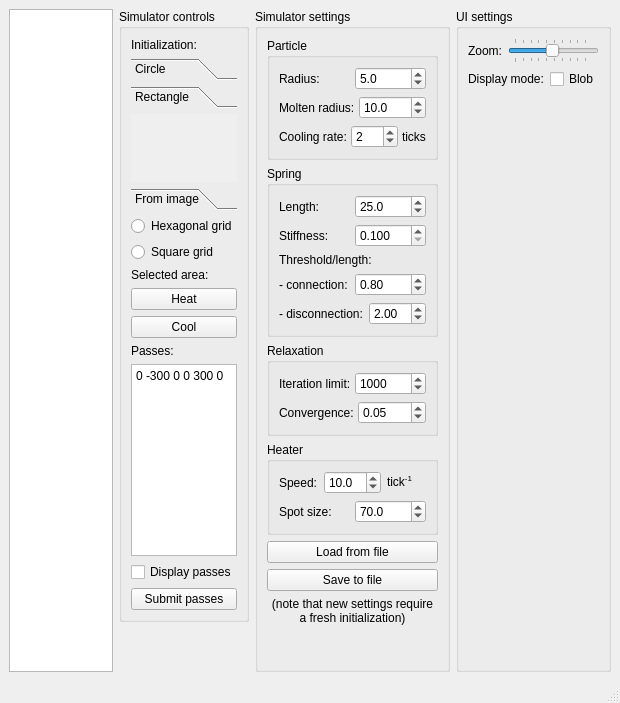
Above: simulator/ui/mainwindow.ui from dantrag/spring_simulator before the change. Below: the same form after it.
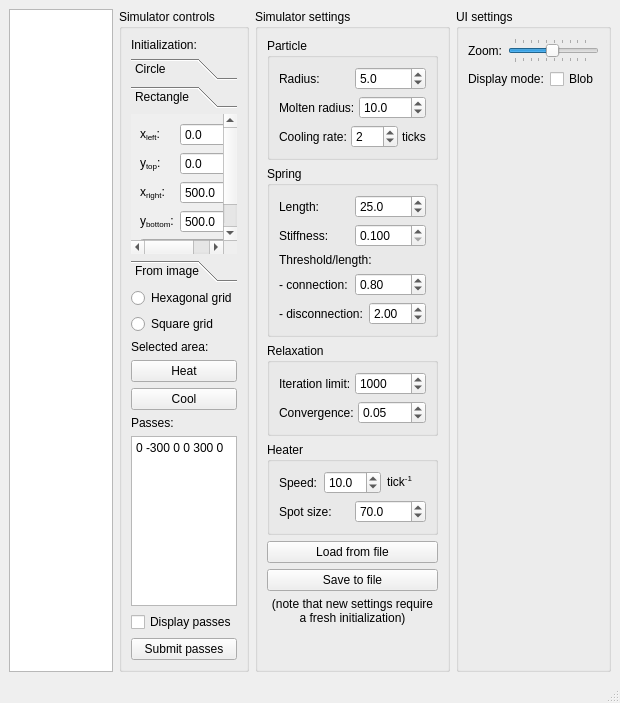
That is the form after the change. The open tabs and pages were chosen to show the change.

Commit message: Added UI for rectangle initialization

Diff of the .ui file:
```diff
--- a/simulator/ui/mainwindow.ui
+++ b/simulator/ui/mainwindow.ui
@@ -14,7 +14,7 @@
    <string>Spring Simulator</string>
   </property>
   <widget class="QWidget" name="centralwidget">
-   <layout class="QHBoxLayout" name="layout7" stretch="3,1,1,1">
+   <layout class="QHBoxLayout" name="layout7" stretch="3,1,1,0">
     <item>
      <widget class="QGraphicsView" name="graphicsView"/>
     </item>
@@ -130,14 +130,116 @@
             <property name="geometry">
              <rect>
               <x>0</x>
-              <y>0</y>
-              <width>98</width>
-              <height>68</height>
+              <y>-102</y>
+              <width>117</width>
+              <height>170</height>
              </rect>
             </property>
             <attribute name="label">
              <string>Rectangle</string>
             </attribute>
+            <layout class="QVBoxLayout" name="layout27">
+             <property name="bottomMargin">
+              <number>15</number>
+             </property>
+             <item>
+              <layout class="QHBoxLayout" name="layout28">
+               <item>
+                <widget class="QLabel" name="static39">
+                 <property name="text">
+                  <string>x&lt;sub&gt;left&lt;/sub&gt;:</string>
+                 </property>
+                </widget>
+               </item>
+               <item>
+                <widget class="QDoubleSpinBox" name="init_rect_left_spinbox">
+                 <property name="decimals">
+                  <number>1</number>
+                 </property>
+                 <property name="maximum">
+                  <double>9999.000000000000000</double>
+                 </property>
+                </widget>
+               </item>
+              </layout>
+             </item>
+             <item>
+              <layout class="QHBoxLayout" name="layout29">
+               <item>
+                <widget class="QLabel" name="static40">
+                 <property name="text">
+                  <string>y&lt;sub&gt;top&lt;/sub&gt;:</string>
+                 </property>
+                </widget>
+               </item>
+               <item>
+                <widget class="QDoubleSpinBox" name="init_rect_top_spinbox">
+                 <property name="decimals">
+                  <number>1</number>
+                 </property>
+                 <property name="maximum">
+                  <double>9999.000000000000000</double>
+                 </property>
+                </widget>
+               </item>
+              </layout>
+             </item>
+             <item>
+              <layout class="QHBoxLayout" name="layout30">
+               <item>
+                <widget class="QLabel" name="static41">
+                 <property name="text">
+                  <string>x&lt;sub&gt;right&lt;/sub&gt;:</string>
+                 </property>
+                </widget>
+               </item>
+               <item>
+                <widget class="QDoubleSpinBox" name="init_rect_right_spinbox">
+                 <property name="decimals">
+                  <number>1</number>
+                 </property>
+                 <property name="maximum">
+                  <double>9999.000000000000000</double>
+                 </property>
+                 <property name="value">
+                  <double>500.000000000000000</double>
+                 </property>
+                </widget>
+               </item>
+              </layout>
+             </item>
+             <item>
+              <layout class="QHBoxLayout" name="layout31">
+               <item>
+                <widget class="QLabel" name="static42">
+                 <property name="text">
+                  <string>y&lt;sub&gt;bottom&lt;/sub&gt;:</string>
+                 </property>
+                </widget>
+               </item>
+               <item>
+                <widget class="QDoubleSpinBox" name="init_rect_bottom_spinbox">
+                 <property name="decimals">
+                  <number>1</number>
+                 </property>
+                 <property name="maximum">
+                  <double>9999.000000000000000</double>
+                 </property>
+                 <property name="value">
+                  <double>500.000000000000000</double>
+                 </property>
+                </widget>
+               </item>
+              </layout>
+             </item>
+             <item>
+              <widget class="QPushButton" name="init_rectangle_button">
+               <property name="text">
+                <string>Initialize</string>
+               </property>
+              </widget>
+             </item>
+            </layout>
            </widget>
            <widget class="QWidget" name="static35">
             <property name="geometry">
```
Left out of the diff: 7 changed lines with no effect on the pictures. The commit also changes 2 other files.
